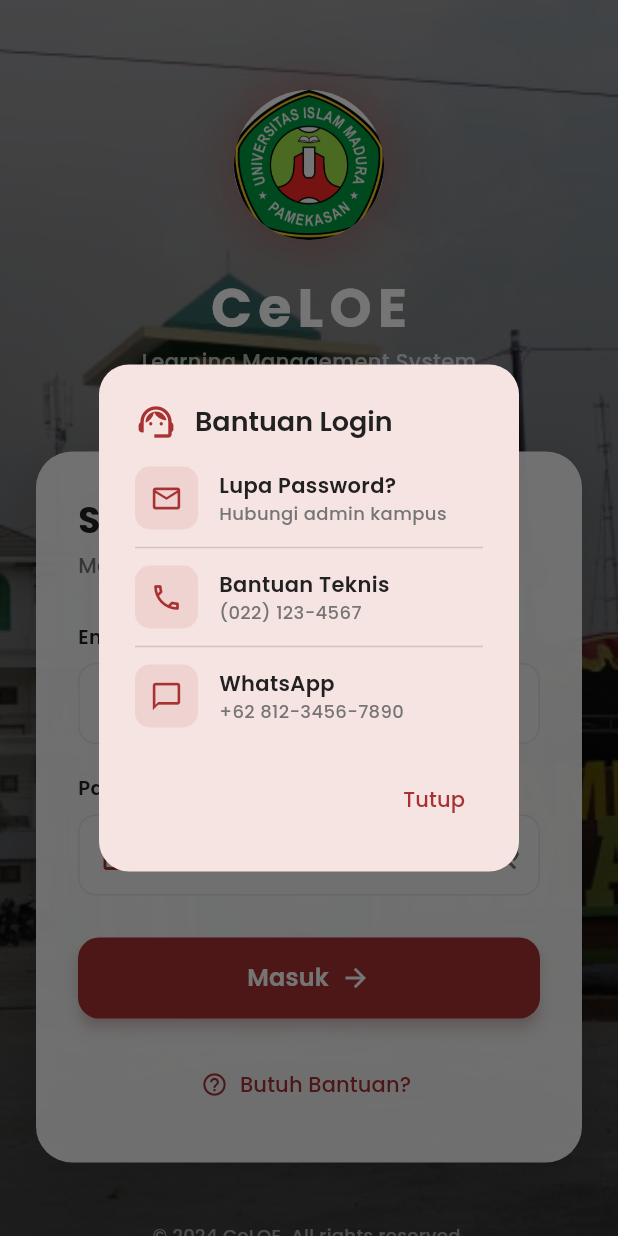
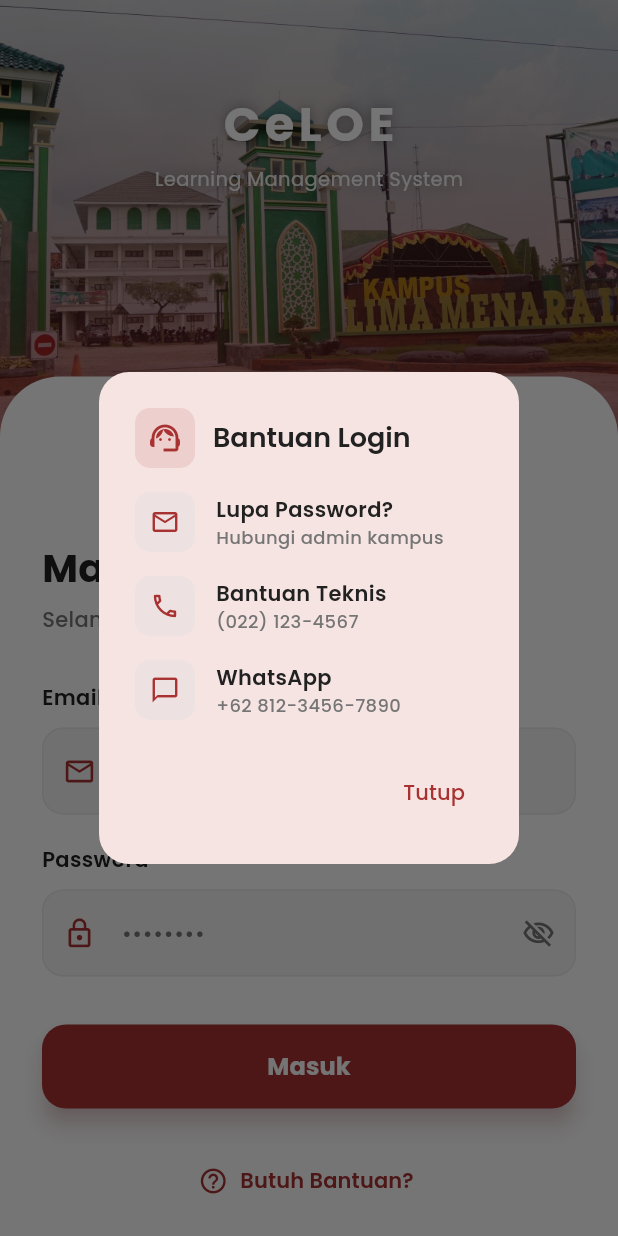
Before and after one commit to ekakamelia/UAS-PAKrofi, a Flutter app: the screen it shows after launch, after a tap on "Butuh Bantuan?", on a phone screen of 412 x 824 dp. Run offline on Flutter 3.47's test engine with Material 3 defaults, Android fonts, the phone set to English and light mode, and no system bars; our stand-ins replace google_fonts.

Commit message:
Redesign Login dengan header di atas: background dengan gradient overlay, judul CeLOE di gambar, logo dengan shadow, form modern dengan rounded corners dan loading animation

```diff
--- a/lib/features/auth/login_screen.dart
+++ b/lib/features/auth/login_screen.dart
@@ -29,57 +29,72 @@
   @override
   Widget build(BuildContext context) {
     return Scaffold(
-      body: Stack(
+      backgroundColor: Colors.white,
+      body: SingleChildScrollView(
+        child: Column(
           children: [
-          // Full Background Image
+            // Header dengan Background Image
+            Stack(
+              clipBehavior: Clip.none,
+              alignment: Alignment.center,
+              children: [
+                // Background Image
                 Container(
-            height: double.infinity,
+                  height: 300,
                   width: double.infinity,
                   decoration: const BoxDecoration(
                     image: DecorationImage(
                       image: AssetImage('assets/images/BG.jpg'),
                       fit: BoxFit.cover,
+                      alignment: Alignment.center,
                     ),
                   ),
-          ),
-
-          // Dark Overlay
-          Container(
-            height: double.infinity,
-            width: double.infinity,
+                  child: Container(
                     decoration: BoxDecoration(
                       gradient: LinearGradient(
                         begin: Alignment.topCenter,
                         end: Alignment.bottomCenter,
                         colors: [
-                  Colors.black.withAlpha(100),
-                  Colors.black.withAlpha(180),
+                          Colors.black.withAlpha(50),
+                          AppColors.primary.withAlpha(150),
                         ],
                       ),
                     ),
                   ),
+                ),
 
-          // Content
-          SafeArea(
-            child: SingleChildScrollView(
-              child: Padding(
-                padding: const EdgeInsets.symmetric(horizontal: 24),
-                child: Column(
-                  children: [
-                    const SizedBox(height: 60),
+                // Curved White Bottom
+                Positioned(
+                  bottom: -1,
+                  left: 0,
+                  right: 0,
+                  child: Container(
+                    height: 50,
+                    decoration: const BoxDecoration(
+                      color: Colors.white,
+                      borderRadius: BorderRadius.only(
+                        topLeft: Radius.circular(40),
+                        topRight: Radius.circular(40),
+                      ),
+                    ),
+                  ),
+                ),
 
-                    // Logo
-                    Container(
-                      width: 100,
-                      height: 100,
+                // Logo Circle
+                Positioned(
+                  bottom: -45,
+                  child: Container(
+                    width: 90,
+                    height: 90,
                     decoration: BoxDecoration(
                       shape: BoxShape.circle,
                       color: Colors.white,
+                      border: Border.all(color: Colors.white, width: 4),
                       boxShadow: [
                         BoxShadow(
-                            color: AppColors.primary.withAlpha(100),
-                            blurRadius: 30,
-                            spreadRadius: 5,
+                          color: AppColors.primary.withAlpha(60),
+                          blurRadius: 20,
+                          spreadRadius: 2,
                         ),
                       ],
                     ),
@@ -90,84 +105,94 @@
                       ),
                     ),
                   ),
+                ),
 
-                    const SizedBox(height: 20),
-
-                    // App Name
+                // App Title on Image
+                Positioned(
+                  top: 60,
+                  child: Column(
+                    children: [
                       Text(
                         'CeLOE',
                         style: AppTextStyles.header.copyWith(
                           color: Colors.white,
-                        fontSize: 36,
+                          fontSize: 32,
                           fontWeight: FontWeight.bold,
-                        letterSpacing: 4,
-                      ),
-                    ),
-                    Text(
-                      'Learning Management System',
-                      style: AppTextStyles.subtitle.copyWith(
-                        color: Colors.white70,
-                        fontSize: 14,
-                      ),
-                    ),
-
-                    const SizedBox(height: 50),
-
-                    // Login Card with Glass Effect
-                    Container(
-                      padding: const EdgeInsets.all(28),
-                      decoration: BoxDecoration(
-                        color: Colors.white.withAlpha(240),
-                        borderRadius: BorderRadius.circular(24),
-                        boxShadow: [
-                          BoxShadow(
-                            color: Colors.black.withAlpha(40),
-                            blurRadius: 30,
-                            offset: const Offset(0, 10),
+                          letterSpacing: 3,
+                          shadows: [
+                            Shadow(
+                              color: Colors.black.withAlpha(100),
+                              blurRadius: 10,
                             ),
                           ],
                         ),
+                      ),
+                      const SizedBox(height: 4),
+                      Text(
+                        'Learning Management System',
+                        style: AppTextStyles.body.copyWith(
+                          color: Colors.white.withAlpha(230),
+                          fontSize: 13,
+                          shadows: [
+                            Shadow(
+                              color: Colors.black.withAlpha(100),
+                              blurRadius: 10,
+                            ),
+                          ],
+                        ),
+                      ),
+                    ],
+                  ),
+                ),
+              ],
+            ),
+
+            const SizedBox(height: 60),
+
+            // Login Form
+            Padding(
+              padding: const EdgeInsets.symmetric(horizontal: 28),
               child: Column(
                 crossAxisAlignment: CrossAxisAlignment.start,
                 children: [
                   Text(
-                            'Selamat Datang',
+                    'Masuk',
                     style: AppTextStyles.header.copyWith(
-                              fontSize: 24,
+                      fontSize: 26,
                       color: AppColors.textPrimary,
                     ),
                   ),
-                          const SizedBox(height: 4),
+                  const SizedBox(height: 6),
                   Text(
-                            'Masuk untuk melanjutkan',
+                    'Selamat datang kembali!',
                     style: AppTextStyles.subtitle,
                   ),
 
-                          const SizedBox(height: 28),
+                  const SizedBox(height: 32),
 
                   // Email Field
                   Text(
                     'Email 365',
                     style: AppTextStyles.body.copyWith(
                       fontWeight: FontWeight.w600,
-                              fontSize: 13,
+                      fontSize: 14,
                     ),
                   ),
-                          const SizedBox(height: 8),
+                  const SizedBox(height: 10),
                   Container(
                     decoration: BoxDecoration(
                       color: AppColors.background,
-                              borderRadius: BorderRadius.circular(12),
-                              border: Border.all(color: AppColors.grey),
+                      borderRadius: BorderRadius.circular(14),
+                      border: Border.all(color: AppColors.grey.withAlpha(150)),
                     ),
                     child: TextField(
                       controller: _emailController,
                       decoration: InputDecoration(
                         hintText: 'nama@student.university.ac.id',
                         hintStyle: AppTextStyles.subtitle.copyWith(fontSize: 14),
-                                prefixIcon: Icon(Icons.email_outlined, color: AppColors.primary),
+                        prefixIcon: const Icon(Icons.email_outlined, color: AppColors.primary, size: 22),
                         border: InputBorder.none,
-                                contentPadding: const EdgeInsets.symmetric(horizontal: 16, vertical: 14),
+                        contentPadding: const EdgeInsets.symmetric(horizontal: 16, vertical: 16),
                       ),
                     ),
                   ),
@@ -179,15 +204,15 @@
                     'Password',
                     style: AppTextStyles.body.copyWith(
                       fontWeight: FontWeight.w600,
-                              fontSize: 13,
+                      fontSize: 14,
                     ),
                   ),
-                          const SizedBox(height: 8),
+                  const SizedBox(height: 10),
                   Container(
                     decoration: BoxDecoration(
                       color: AppColors.background,
-                              borderRadius: BorderRadius.circular(12),
-                              border: Border.all(color: AppColors.grey),
+                      borderRadius: BorderRadius.circular(14),
+                      border: Border.all(color: AppColors.grey.withAlpha(150)),
                     ),
                     child: TextField(
                       controller: _passwordController,
@@ -195,37 +220,38 @@
                       decoration: InputDecoration(
                         hintText: '••••••••',
                         hintStyle: AppTextStyles.subtitle.copyWith(fontSize: 14),
-                                prefixIcon: Icon(Icons.lock_outline, color: AppColors.primary),
+                        prefixIcon: const Icon(Icons.lock_outline, color: AppColors.primary, size: 22),
                         suffixIcon: IconButton(
                           icon: Icon(
                             _obscurePassword ? Icons.visibility_off_outlined : Icons.visibility_outlined,
                             color: AppColors.textSecondary,
+                            size: 22,
                           ),
                           onPressed: () {
                             setState(() => _obscurePassword = !_obscurePassword);
                           },
                         ),
                         border: InputBorder.none,
-                                contentPadding: const EdgeInsets.symmetric(horizontal: 16, vertical: 14),
+                        contentPadding: const EdgeInsets.symmetric(horizontal: 16, vertical: 16),
                       ),
                     ),
                   ),
 
-                          const SizedBox(height: 28),
+                  const SizedBox(height: 32),
 
                   // Login Button
                   SizedBox(
                     width: double.infinity,
-                            height: 54,
+                    height: 56,
                     child: ElevatedButton(
                       onPressed: _isLoading ? null : _handleLogin,
                       style: ElevatedButton.styleFrom(
                         backgroundColor: AppColors.primary,
                         foregroundColor: Colors.white,
-                                elevation: 4,
+                        elevation: 6,
                         shadowColor: AppColors.primary.withAlpha(100),
                         shape: RoundedRectangleBorder(
-                                  borderRadius: BorderRadius.circular(14),
+                          borderRadius: BorderRadius.circular(16),
                         ),
                       ),
                       child: _isLoading
@@ -234,61 +260,42 @@
                               height: 24,
                               child: CircularProgressIndicator(
                                 color: Colors.white,
-                                        strokeWidth: 2,
+                                strokeWidth: 2.5,
                               ),
                             )
-                                  : Row(
-                                      mainAxisAlignment: MainAxisAlignment.center,
-                                      children: [
-                                        Text(
+                          : Text(
                               'Masuk',
-                                          style: AppTextStyles.button.copyWith(fontSize: 16),
+                              style: AppTextStyles.button.copyWith(
+                                fontSize: 16,
+                                fontWeight: FontWeight.bold,
                               ),
-                                        const SizedBox(width: 8),
-                                        const Icon(Icons.arrow_forward, size: 20),
-                                      ],
                             ),
                     ),
                   ),
 
-                          const SizedBox(height: 20),
+                  const SizedBox(height: 24),
 
                   // Help Link
                   Center(
                     child: TextButton.icon(
                       onPressed: () => _showHelpDialog(),
-                              icon: Icon(Icons.help_outline, size: 18, color: AppColors.primary),
+                      icon: const Icon(Icons.help_outline, size: 20, color: AppColors.primary),
                       label: Text(
                         'Butuh Bantuan?',
                         style: AppTextStyles.body.copyWith(
                           color: AppColors.primary,
-                                  fontWeight: FontWeight.w500,
+                          fontWeight: FontWeight.w600,
                         ),
                       ),
                     ),
                   ),
+
+                  const SizedBox(height: 40),
                 ],
               ),
             ),
-
-                    const SizedBox(height: 40),
-
-                    // Footer
-                    Text(
-                      '© 2024 CeLOE. All rights reserved.',
-                      style: AppTextStyles.subtitle.copyWith(
-                        color: Colors.white54,
-                        fontSize: 12,
-                      ),
-                    ),
-
-                    const SizedBox(height: 20),
           ],
         ),
-              ),
-            ),
-          ),
-        ],
       ),
     );
   }
@@ -300,7 +307,14 @@
         shape: RoundedRectangleBorder(borderRadius: BorderRadius.circular(20)),
         title: Row(
           children: [
-            Icon(Icons.support_agent, color: AppColors.primary, size: 28),
+            Container(
+              padding: const EdgeInsets.all(8),
+              decoration: BoxDecoration(
+                color: AppColors.primary.withAlpha(30),
+                borderRadius: BorderRadius.circular(10),
+              ),
+              child: const Icon(Icons.support_agent, color: AppColors.primary, size: 24),
+            ),
             const SizedBox(width: 12),
             Text('Bantuan Login', style: AppTextStyles.title),
           ],
@@ -309,18 +323,16 @@
           mainAxisSize: MainAxisSize.min,
           children: [
             _buildHelpItem(Icons.email_outlined, 'Lupa Password?', 'Hubungi admin kampus'),
-            const Divider(height: 24),
+            const SizedBox(height: 16),
             _buildHelpItem(Icons.phone_outlined, 'Bantuan Teknis', '(022) 123-4567'),
-            const Divider(height: 24),
+            const SizedBox(height: 16),
             _buildHelpItem(Icons.chat_bubble_outline, 'WhatsApp', '+62 812-3456-7890'),
           ],
         ),
         actions: [
           TextButton(
             onPressed: () => Navigator.pop(context),
-            style: TextButton.styleFrom(
-              foregroundColor: AppColors.primary,
-            ),
+            style: TextButton.styleFrom(foregroundColor: AppColors.primary),
             child: const Text('Tutup'),
           ),
         ],
@@ -334,10 +346,10 @@
         Container(
           padding: const EdgeInsets.all(10),
           decoration: BoxDecoration(
-            color: AppColors.primary.withAlpha(25),
+            color: AppColors.grey.withAlpha(100),
             borderRadius: BorderRadius.circular(10),
           ),
-          child: Icon(icon, color: AppColors.primary, size: 22),
+          child: Icon(icon, color: AppColors.primary, size: 20),
         ),
         const SizedBox(width: 14),
         Column(
```
Lines whose indentation alone changed are shown as unchanged.
